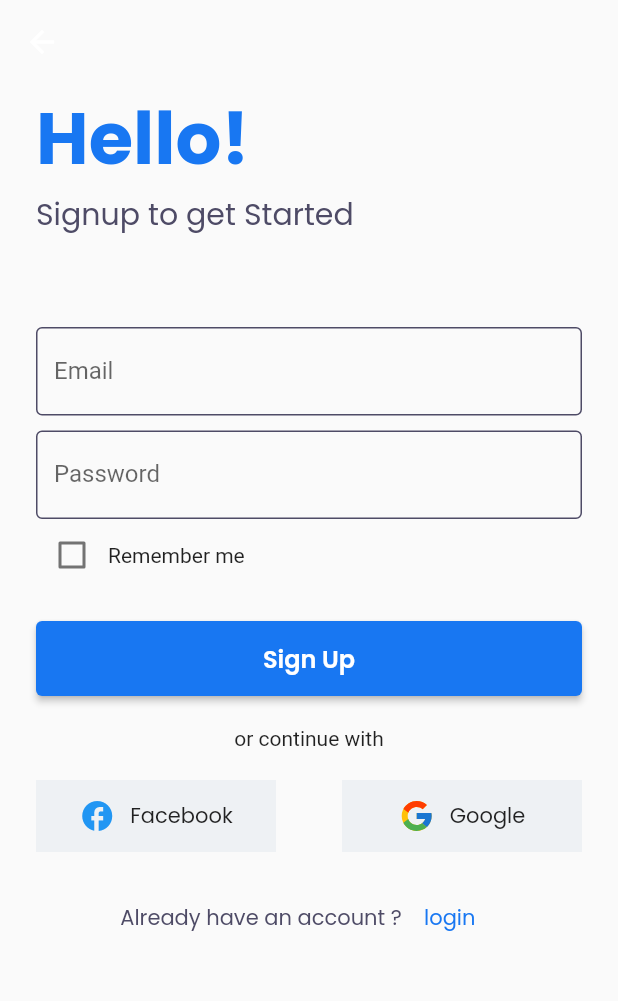
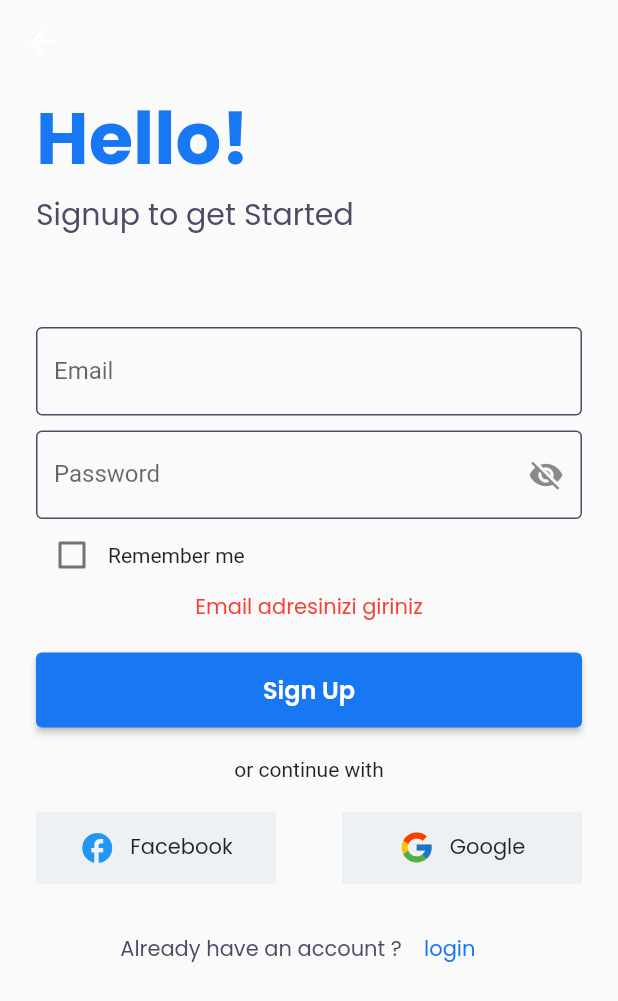
Before and after one commit to EmreTug/newsapp, a Flutter app: the RegisterView screen opened by its route, after a tap on "Sign Up", on a phone screen of 412 x 824 dp. Shown: the top 1001 px of the screen. Run offline on Flutter 3.47's test engine with Material 2 defaults, Android fonts, the phone set to English and light mode, and no system bars; our stand-ins replace firebase_auth, firebase_core, flutter_svg, get_it, google_fonts, google_sign_in and 1 more; missing offline and left inert: flutter_facebook_auth; accounts and stored records are empty; network calls fail.

Commit message:
password visible, remember me checkbox and eoor message operations done

```diff
--- a/lib/ui/view/authenticate/register/view/register_view.dart
+++ b/lib/ui/view/authenticate/register/view/register_view.dart
@@ -2,9 +2,11 @@ import 'package:flutter/material.dart';
 import 'package:flutter/services.dart';
 import 'package:flutter_svg/svg.dart';
 import 'package:google_fonts/google_fonts.dart';
+import 'package:newsapp/core/enum/viewstate.dart';
 import 'package:newsapp/core/extension/imageextension.dart';
 import 'package:newsapp/ui/view/authenticate/register/viewmodel/register_viewmodel.dart';
 
+import '../../../../shared/helpers/helper.dart';
 import '../../../../shared/ui_helpers.dart';
 import '../../../base_view.dart';
 import '../../../widget/custombutton.dart';
@@ -29,9 +31,9 @@ class _RegisterViewState extends State<RegisterView> {
   final String email = "Email";
   final String password = "Password";
   final String account = "Already have an account ?";
+  String? emailerror;
   late TextEditingController _emailcontroller;
   late TextEditingController _passwordcontroller;
-  bool check = false;
 
 
   @override
@@ -85,8 +87,12 @@ class _RegisterViewState extends State<RegisterView> {
                 padding: const EdgeInsets.only(
                     top: UIHelper.HorizontalSpaceLarge,
                     bottom: UIHelper.HorizontalSpaceSmall),
-                child: TextField(
+                child: TextFormField(
                   controller: _emailcontroller,
+                  onChanged: (value) {
+                   emailerror=Helper.validateEmail(value);
+
+                  },
                   decoration: InputDecoration(
                     border: const OutlineInputBorder(),
                     enabledBorder: const OutlineInputBorder(
@@ -94,11 +100,15 @@ class _RegisterViewState extends State<RegisterView> {
                             BorderSide(width: 1, color: Color(0xff4E4B66))),
                     hintText: email,
                     labelText: email,
+                    errorText: emailerror,
+
                   ),
                 ),
               ),
               TextField(
                 controller: _passwordcontroller,
+                  obscureText:!model.passwordVisible,
+
                 decoration: InputDecoration(
                   border: const OutlineInputBorder(),
                   enabledBorder: const OutlineInputBorder(
@@ -106,25 +116,36 @@ class _RegisterViewState extends State<RegisterView> {
                           BorderSide(width: 1, color: Color(0xff4E4B66))),
                   hintText: password,
                   labelText: password,
+                   suffixIcon: IconButton(icon: Icon(model.passwordVisible?Icons.visibility:Icons.visibility_off),onPressed:() {
+                    model.changePasswordVisible();
+
+                  } ,)
                 ),
               ),
               Row(
                 mainAxisAlignment: MainAxisAlignment.start,
                 children: [
                   Checkbox(
-                    value: check,
+                    value: model.check,
                     onChanged: (value) {
-                      check = (value == null) ? false : value;
+                     model.changeCheckBox();
                     },
                   ),
                   Text(rememberme),
                 ],
               ),
+              Text(
+                        model.errorMessage,
+                        style: GoogleFonts.poppins(
+                            fontWeight: FontWeight.w400,
+                            fontSize: 14,
+                            color:  Colors.red),
+                      ),
               Padding(
                 padding: const EdgeInsets.only(
                     top: UIHelper.HorizontalSpaceMedium,
                     bottom: UIHelper.HorizontalSpaceMedium),
-                child: customButton(text: signup,click: () async{
+                child:(model.state==ViewState.Busy)?const CircularProgressIndicator(): customButton(text: signup,click: () async{
                  var result= await model.register(_emailcontroller.text, _passwordcontroller.text);
                  if(!context.mounted)return;
                   (result)?Navigator.pushNamed(context, "/"):print(model.errorMessage);
--- a/lib/ui/view/authenticate/register/viewmodel/register_viewmodel.dart
+++ b/lib/ui/view/authenticate/register/viewmodel/register_viewmodel.dart
@@ -8,25 +8,51 @@ class RegisterModel extends BaseModel {
   final AuthenticationService _authenticationService =
       locator<AuthenticationService>();
 
-  late String errorMessage;
+   void changeErrorMessage(String message) {
+    errorMessage = message;
+    notifyListeners();
+  }
+   void changeCheckBox() {
+    check=!check;
+    notifyListeners();
+  }
+   void changePasswordVisible() {
+    passwordVisible=!passwordVisible;
+    notifyListeners();
+  }
+
+  String errorMessage = "";
+  bool check = false;
+  bool passwordVisible= false;
 
   Future<bool> register(String email, String password) async {
     setState(ViewState.Busy);
 
     if (email.isEmpty) {
-      errorMessage = 'Email adresinizi giriniz';
+      changeErrorMessage('Email adresinizi giriniz');
       setState(ViewState.Idle);
       return false;
     } else if (password.isEmpty) {
-      errorMessage = 'Şifrenizi giriniz';
+      changeErrorMessage('Şifrenizi giriniz');
       setState(ViewState.Idle);
       return false;
     }
+ try {
+      var success = await _authenticationService.register(email, password);
+      setState(ViewState.Idle);
+      if (success == false) {
+        changeErrorMessage('Kullanıcı adı veya şifre hatalı');
+      } else {
+        changeErrorMessage('');
+      }
+      return success;
+    } catch (e) {
+      setState(ViewState.Idle);
+      changeErrorMessage('Kullanıcı adı veya şifre hatalı');
 
-    var success = await _authenticationService.register(email,password);
+      return false;
+    }
 
 
-    setState(ViewState.Idle);
-    return success;
   }
 }
--- a/pubspec.yaml
+++ b/pubspec.yaml
@@ -47,6 +47,8 @@ dependencies:
   cloud_firestore: ^4.3.1
   firebase_auth: ^4.2.5
   flutter_svg: ^1.1.6
+  google_sign_in: ^5.4.2
+  flutter_facebook_auth: ^5.0.7
 dev_dependencies:
   flutter_test:
     sdk: flutter
```
Also changed, not shown: lib/core/services/auth_service.dart (+14 -0 lines), lib/core/services/service.dart (+36 -2 lines), lib/ui/view/authenticate/login/view/login_view.dart (+30 -27 lines), lib/ui/view/authenticate/login/viewmodel/login_viewmodel.dart (+35 -4 lines), pubspec.lock, 1 other file.
